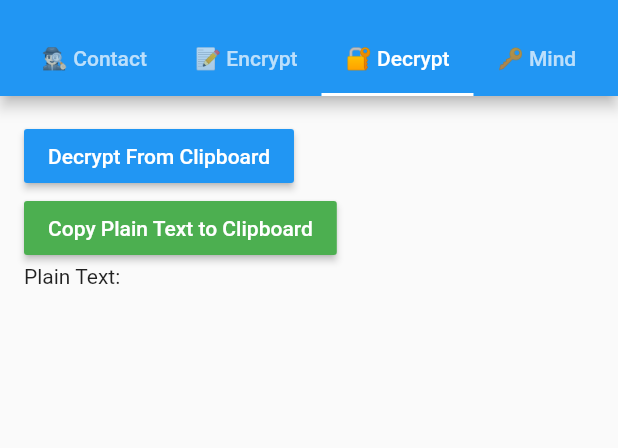
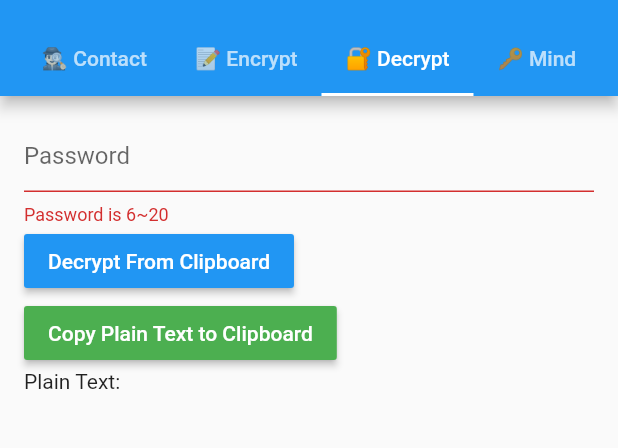
Before and after one commit to Frederic-Zhou/ciphermonkey, a Flutter app: the screen it shows after launch, tab 3 chosen, after a tap on "Decrypt From Clipboard", on a phone screen of 412 x 824 dp, the part 60-508 px from its top. Run offline on Flutter 3.47's test engine with Material 2 defaults, Android fonts, the phone set to English and light mode, and no system bars; our stand-ins replace sqflite, toast; missing offline and left inert: asn1lib, encrypt, pointycastle; accounts and stored records are empty.

Commit message:
基本完成

```diff
--- a/lib/main.dart
+++ b/lib/main.dart
@@ -1,12 +1,13 @@
 import 'package:flutter/material.dart';
-import 'globels.dart';
 import 'model.dart';
+import 'tabviews/contactView.dart';
+import 'tabviews/decryptView.dart';
+import 'tabviews/encryptView.dart';
+import 'tabviews/mindView.dart';
 
 void main() async {
   WidgetsFlutterBinding.ensureInitialized();
-
   await DB.openDB();
-
   runApp(MyApp());
 }
 
@@ -69,7 +70,7 @@ class _MyHomePageState extends State<MyHomePage> {
             ),
           ),
           body: TabBarView(
-            children: tabViews,
+            children: [ContactView(), EncryptView(), DecryptView(), MindView()],
           )),
     );
   }
--- a/lib/tabviews/decryptView.dart
+++ b/lib/tabviews/decryptView.dart
@@ -1,6 +1,12 @@
+//TODO：验证签名
+//在加密时，需要将发送人的信息发送过来。这样才能根据发送人验证签名
+import 'dart:convert';
+
+import 'package:ciphermonkey/en-de-crypt.dart';
 import 'package:flutter/material.dart';
 import 'package:flutter/services.dart';
 import 'package:toast/toast.dart';
+import 'package:ciphermonkey/model.dart';
 
 class DecryptView extends StatefulWidget {
   DecryptView({Key key, this.title}) : super(key: key);
@@ -13,7 +19,7 @@ class DecryptView extends StatefulWidget {
 
 class _DecryptViewState extends State<DecryptView> {
   final _formKey = GlobalKey<FormState>();
-
+  final passwordController = TextEditingController();
   String plainText = "";
   @override
   void initState() {
@@ -31,16 +37,87 @@ class _DecryptViewState extends State<DecryptView> {
           child: Column(
             crossAxisAlignment: CrossAxisAlignment.start,
             children: <Widget>[
+              TextFormField(
+                controller: passwordController,
+                decoration: const InputDecoration(
+                  hintText: 'Password',
+                ),
+                validator: (value) {
+                  Pattern pattern = r'^.{6,20}$';
+                  RegExp regex = new RegExp(pattern);
+                  if (!regex.hasMatch(value.trim())) {
+                    return 'Password is 6~20';
+                  }
+                  return null;
+                },
+                keyboardType: TextInputType.visiblePassword,
+                obscureText: true,
+              ),
               RaisedButton(
                 child: Text('Decrypt From Clipboard',
                     style: TextStyle(color: Colors.white)),
                 color: Colors.blue,
                 onPressed: () async {
-                  ClipboardData clipboard =
-                      await Clipboard.getData("text/plain");
+                  if (_formKey.currentState.validate()) {
+                    final String password = passwordController.text;
+                    ClipboardData clipboard =
+                        await Clipboard.getData("text/plain");
+                    String encryptText;
+                    try {
+                      //1 base64解码
+                      encryptText =
+                          String.fromCharCodes(base64Decode(clipboard.text));
+                    } catch (e) {
+                      Toast.show("Clipboard Text Can't be Decrypt!!", context,
+                          duration: Toast.LENGTH_LONG,
+                          gravity: Toast.CENTER,
+                          backgroundColor: Colors.red);
+                      return;
+                    }
 
-                  print(clipboard.text);
-                  setState(() {});
+                    final reportTextList = encryptText.split(";");
+                    final encryptedKey = reportTextList[0];
+                    final sign = reportTextList[1];
+                    final encryptedText = reportTextList[2];
+
+                    //2 解码密钥
+                    final List<CMKey> prikeys =
+                        await DB.queryKeys(type: "private");
+
+                    if (prikeys.length != 1) {
+                      Toast.show("PrivateKey error", context,
+                          duration: Toast.LENGTH_LONG,
+                          gravity: Toast.CENTER,
+                          backgroundColor: Colors.red);
+                      return;
+                    }
+                    //用密码解密私钥
+                    var privatekeyPem;
+                    try {
+                      privatekeyPem = aesDecrypt(prikeys[0].value,
+                          base64Encode(md5String(password).codeUnits));
+                    } catch (e) {
+                      Toast.show("Password is wrong!", context,
+                          duration: Toast.LENGTH_LONG,
+                          gravity: Toast.CENTER,
+                          backgroundColor: Colors.red);
+                      return;
+                    }
+
+                    //从pem格式转换成私钥对象
+                    final privatekey = parsePrivateKeyFromPem(privatekeyPem);
+                    //得到密钥
+                    final secretKey = rsaDecrypt(privatekey, encryptedKey);
+
+                    //得到文本
+                    final reportText = aesDecrypt(encryptedText, secretKey);
+                    //解压文本并得到第4个文本节。
+                    plainText = zlibDecode(reportText).split(";")[3];
+
+                    //rsaVerify(publickey, sha256String(reportText), sign);
+
+                    setState(() {});
+                  }
                 },
               ),
               RaisedButton(
@@ -54,16 +131,20 @@ class _DecryptViewState extends State<DecryptView> {
 
                     clipboard.then((noValue) {
                       Toast.show("Copy to Clipboard Successed!!", context,
-                          duration: Toast.LENGTH_SHORT, gravity: Toast.CENTER);
+                          duration: Toast.LENGTH_LONG,
+                          gravity: Toast.CENTER,
+                          backgroundColor: Colors.grey);
                     });
                   } else {
                     Toast.show("Decrypt first", context,
-                        duration: Toast.LENGTH_SHORT, gravity: Toast.CENTER);
+                        duration: Toast.LENGTH_LONG,
+                        gravity: Toast.CENTER,
+                        backgroundColor: Colors.red);
                   }
                   setState(() {});
                 },
               ),
-              Text("Plain Text:$plainText")
+              Text("Plain Text:\n$plainText")
             ],
           ),
         ));
--- a/lib/tabviews/mindView.dart
+++ b/lib/tabviews/mindView.dart
@@ -166,8 +166,9 @@ class _MindViewState extends State<MindView> {
 
                         clipboard.then((noValue) {
                           Toast.show("Copy to Clipboard Successed!!", context,
-                              duration: Toast.LENGTH_SHORT,
-                              gravity: Toast.CENTER);
+                              duration: Toast.LENGTH_LONG,
+                              gravity: Toast.CENTER,
+                              backgroundColor: Colors.grey);
                         });
                       },
                       child: Text('Copy public key to Clipboard',
```
Also changed, not shown: lib/globels.dart (deleted, +0 -14 lines), lib/tabviews/contactView.dart (+8 -10 lines), lib/tabviews/encryptView.dart (+60 -39 lines).
